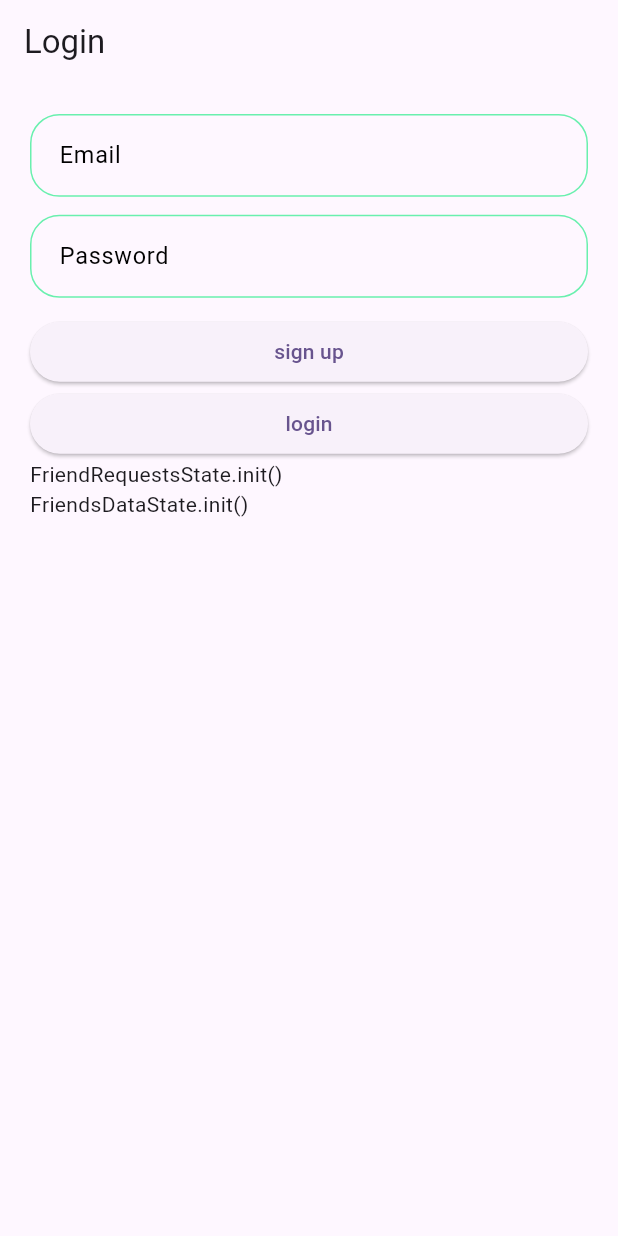
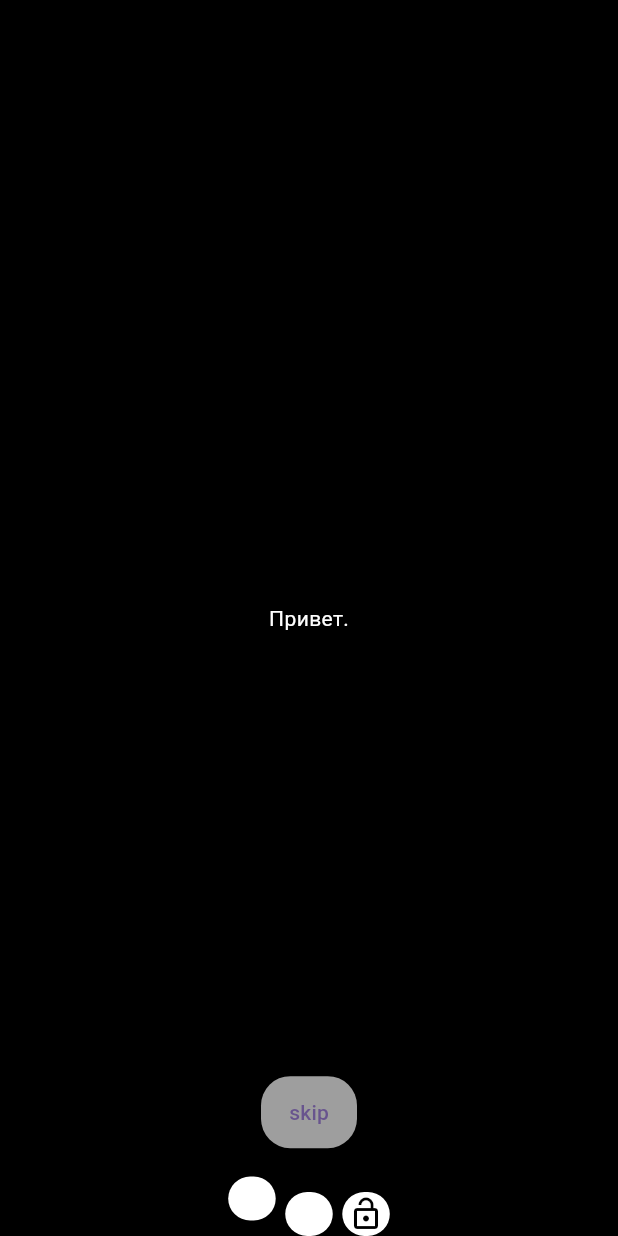
Before and after one commit to DelayStepback/rave_flock, a Flutter app: the screen it shows after launch, on a phone screen of 412 x 824 dp. Run offline on Flutter 3.47's test engine with Material 2 defaults, Android fonts, the phone set to English and light mode, and no system bars; our stand-ins replace bloc, flutter_bloc, flutter_native_splash, flutter_screenutil, flutter_svg, freezed_annotation and 4 more; missing offline and left inert: internet_connectivity_checker; accounts and stored records are empty.

Commit message:
final bloc

```diff
--- a/lib/presentation/pages/auth/login_page.dart
+++ /dev/null
@@ -1,161 +0,0 @@
-import 'dart:async';
-
-import 'package:flutter/material.dart';
-import 'package:flutter_bloc/flutter_bloc.dart';
-import 'package:get_it/get_it.dart';
-import 'package:go_router/go_router.dart';
-import 'package:internet_connectivity_checker/internet_connectivity_checker.dart';
-import 'package:rave_flock/common/validation/validation.dart';
-import 'package:rave_flock/common/widget/text_input.dart';
-import 'package:rave_flock/data/repositories/user_repository_supabase_impl.dart';
-import 'package:rave_flock/presentation/bloc/friends_data_bloc/friends_data_bloc.dart';
-import 'package:rave_flock/presentation/bloc/meet_data_bloc/meet_data_bloc.dart';
-import 'package:rave_flock/presentation/bloc/user_data_bloc/user_data_bloc.dart';
-import 'package:rave_flock/presentation/pages/auth/widgets/login_button.dart';
-import 'package:rave_flock/presentation/pages/auth/widgets/signup_button.dart';
-import 'package:rave_flock/services/auth_service.dart';
-import 'package:rave_flock/main.dart';
-import 'package:supabase_flutter/supabase_flutter.dart';
-
-import '../../bloc/friend_requests_bloc/friend_requests_bloc.dart';
-import '../../screens/check_connectivity_screen/check_connectivity_screen.dart';
-
-class LoginPage extends StatelessWidget {
-  const LoginPage({super.key});
-
-  @override
-  Widget build(BuildContext context) {
-    return MultiBlocProvider(
-        providers: [
-          BlocProvider.value(
-              value:  GetIt.I<FriendRequestsBloc>()),
-          BlocProvider.value(value:GetIt.I<FriendsDataBloc>()),
-          BlocProvider.value(value: GetIt.I<MeetDataBloc>()),
-          BlocProvider.value(value: GetIt.I<UserDataBloc>()),
-        ],
-        child: _LoginPage());
-  }
-}
-
-
-class _LoginPage extends StatefulWidget {
-  const _LoginPage({super.key});
-
-  @override
-  State<_LoginPage> createState() => _LoginPageState();
-}
-
-class _LoginPageState extends State<_LoginPage> {
-  Timer? emailDebounceTimer;
-  Timer? passwordDebounceTimer;
-
-  bool _emailValid = true;
-  bool _passwordValid = true;
-
-  final _emailController = TextEditingController();
-  final _passwordController = TextEditingController();
-
-  @override
-  void dispose() {
-    emailDebounceTimer?.cancel();
-    passwordDebounceTimer?.cancel();
-
-    _emailController.dispose();
-    _passwordController.dispose();
-
-    super.dispose();
-  }
-
-  void _onChangePassword(String value) {
-    if (passwordDebounceTimer?.isActive ?? false) {
-      passwordDebounceTimer?.cancel();
-    }
-    passwordDebounceTimer = Timer(
-      const Duration(milliseconds: 500),
-          () {
-        setState(
-              () {
-            _passwordValid =
-                Validation.validatePassword(value) == null;
-          },
-        );
-      },
-    );
-  }
-  void _onChangeEmail(String value) {
-    if (emailDebounceTimer?.isActive ?? false) {
-      emailDebounceTimer?.cancel();
-    }
-    emailDebounceTimer = Timer(
-      const Duration(milliseconds: 500),
-          () {
-        setState(
-              () {
-            _emailValid = Validation.validateEmail(value) == null;
-          },
-        );
-      },
-    );
-  }
-  @override
-  Widget build(BuildContext context) {
-    return ConnectivityBuilder(builder: (status) {
-      return
-          // TODO;
-          // status != ConnectivityStatus.online
-          //   ? const CheckConnectivityScreen()
-          //   :
-          Scaffold(
-        appBar: AppBar(
-          title: const Text('Login'),
-        ),
-        body: Padding(
-          padding: const EdgeInsets.all(20.0),
-          child: ListView(
-            children: [
-              TextInput(
-                label: 'Email',
-                controller: _emailController,
-                valid: _emailValid,
-                errorText: "Please enter a valid email",
-                onChanged: _onChangeEmail,
-                keyboardType: TextInputType.emailAddress,
-                maxLine: 1,
-              ),
-              const SizedBox(
-                height: 12,
-              ),
-              TextInput(
-                label: 'Password',
-                controller: _passwordController,
-                valid: _passwordValid,
-                errorText: "Password must be greater than 5 symbols",
-                onChanged: _onChangePassword,
-                keyboardType: TextInputType.visiblePassword,
-                maxLine: 1,
-              ),
-
-              const SizedBox(
-                height: 12,
-              ),
-              SignUpButton(
-                  emailValid: _emailValid,
-                  passwordValid: _passwordValid,
-                  emailController: _emailController,
-                  passwordController: _passwordController),
-              LoginButton(
-                  emailValid: _emailValid,
-                  passwordValid: _passwordValid,
-                  emailController: _emailController,
-                  passwordController: _passwordController),
-
-              Text('${BlocProvider.of<FriendRequestsBloc>(context).state}'),
-              Text('${BlocProvider.of<FriendsDataBloc>(context).state}'),
-
-            ],
-          ),
-        ),
-      );
-    });
-  }
-}
--- /dev/null
+++ b/lib/presentation/pages/auth/sub_pages/page_viewer.dart
@@ -0,0 +1,95 @@
+import 'package:flutter/material.dart';
+import 'package:flutter_screenutil/flutter_screenutil.dart';
+import 'package:rave_flock/presentation/pages/auth/sub_pages/welcome_page_1.dart';
+import 'package:rave_flock/presentation/pages/auth/sub_pages/welcome_page_2.dart';
+
+import 'login_page.dart';
+
+class PageViewer extends StatefulWidget {
+  const PageViewer({super.key});
+
+  @override
+  State<PageViewer> createState() => PageViewerState();
+}
+
+class PageViewerState extends State<PageViewer> {
+  PageController pageController = PageController(initialPage: 0);
+  int page = 0;
+
+  @override
+  Widget build(BuildContext context) {
+    return Scaffold(
+      backgroundColor: Colors.black,
+      body: Stack(
+        children: [
+          PageView(
+            onPageChanged: (value) {
+              setState(() {
+                page = value;
+              });
+            },
+            controller: pageController,
+            children: [
+              const WelcomePage1(),
+              const WelcomePage2(),
+              const LoginPage(),
+            ],
+          ),
+          Padding(
+            padding: const EdgeInsets.only(bottom: 60.0).h,
+            child: Align(
+                alignment: Alignment.bottomCenter,
+                child: Container(
+                  decoration: BoxDecoration(
+                      color: Colors.grey,
+                      borderRadius: BorderRadius.circular(20.r)),
+                  child: TextButton(
+                    onPressed: () {
+                      pageController.animateToPage(2,
+                          duration: const Duration(milliseconds: 500), curve: Curves.easeIn);
+                      setState(() {
+                        page = 2;
+                      });
+                    },
+                    child: Text('skip'),
+                  ),
+                )),
+          ),
+          Align(
+            alignment: Alignment.bottomCenter,
+            child: Row(
+                mainAxisAlignment: MainAxisAlignment.center,
+                children: _indicators(3, page)),
+          )
+        ],
+      ),
+    );
+  }
+}
+
+List<Widget> _indicators(imagesLength, currentIndex) {
+  return List<Widget>.generate(
+    imagesLength,
+    (index) {
+      return AnimatedContainer(
+        duration: const Duration(seconds: 2),
+        margin: EdgeInsets.only(
+                left: 3, right: 3, top: currentIndex == index ? 0 : 20.h)
+            .w,
+        width: 30.w,
+        height: 30.h,
+        //currentIndex == index ? 30.h : 25.h,
+        decoration: BoxDecoration(
+            color: Colors.white,
+            borderRadius: const BorderRadius.all(Radius.circular(51)).w),
+        child: Visibility(
+          visible: index == 2,
+          child: Icon(
+            Icons.lock_open,
+            color: Colors.black,
+          ),
+        ),
+      );
+    },
+  );
+}
--- /dev/null
+++ b/lib/presentation/pages/auth/sub_pages/welcome_page_1.dart
@@ -0,0 +1,13 @@
+import 'package:flutter/material.dart';
+
+class WelcomePage1 extends StatelessWidget {
+  const WelcomePage1({super.key});
+
+  @override
+  Widget build(BuildContext context) {
+    return Center(
+        child: Text('Привет.', style: TextStyle(color: Colors.white),),
+
+    );
+  }
+}
--- /dev/null
+++ b/lib/presentation/pages/auth/welcome_page.dart
@@ -0,0 +1,23 @@
+import 'package:flutter/material.dart';
+import 'package:flutter_bloc/flutter_bloc.dart';
+import 'package:get_it/get_it.dart';
+import 'package:rave_flock/presentation/bloc/friends_data_bloc/friends_data_bloc.dart';
+import 'package:rave_flock/presentation/bloc/meet_data_bloc/meet_data_bloc.dart';
+import 'package:rave_flock/presentation/bloc/user_data_bloc/user_data_bloc.dart';
+import 'package:rave_flock/presentation/pages/auth/sub_pages/page_viewer.dart';
+
+import '../../bloc/friend_requests_bloc/friend_requests_bloc.dart';
+
+class WelcomePage extends StatelessWidget {
+  const WelcomePage({super.key});
+
+  @override
+  Widget build(BuildContext context) {
+    return MultiBlocProvider(providers: [
+      BlocProvider.value(value: GetIt.I<FriendRequestsBloc>()),
+      BlocProvider.value(value: GetIt.I<FriendsDataBloc>()),
+      BlocProvider.value(value: GetIt.I<MeetDataBloc>()),
+      BlocProvider.value(value: GetIt.I<UserDataBloc>()),
+    ], child: const PageViewer());
+  }
+}
--- a/lib/presentation/router/router.dart
+++ b/lib/presentation/router/router.dart
@@ -1,7 +1,7 @@
 import 'package:flutter/cupertino.dart';
 import 'package:go_router/go_router.dart';
 import 'package:rave_flock/data/models/meet/meet_model.dart';
-import 'package:rave_flock/presentation/pages/auth/login_page.dart';
+import 'package:rave_flock/presentation/pages/auth/welcome_page.dart';
 import 'package:rave_flock/presentation/pages/auth/set_username_screen.dart';
 import 'package:rave_flock/presentation/pages/basket_page/basket_page.dart';
 import 'package:rave_flock/presentation/pages/friends_page/friends_page.dart';
@@ -29,7 +29,7 @@ final GoRouter router = GoRouter(
     ),
     GoRoute(
       path: "/login",
-      builder: (context, state) => const LoginPage(),
+      builder: (context, state) => const WelcomePage(),
     ),
     GoRoute(
       path: "/setUsername",
--- a/lib/services/auth_service.dart
+++ b/lib/services/auth_service.dart
@@ -8,13 +8,13 @@ import '../main.dart';
 
 class AuthService{
   static Future<void> signInWithEmail(String email, String password) async {
-    final AuthResponse res = await supabase.auth.signInWithPassword(
+    await supabase.auth.signInWithPassword(
         email: email,
         password: password
     );
   }
   static Future<void> signUpWithEmail(String email, String password) async {
-    final AuthResponse res = await supabase.auth.signUp(
+    await supabase.auth.signUp(
         email: email,
         password: password
     );
--- a/lib/services/blocs_service.dart
+++ b/lib/services/blocs_service.dart
@@ -12,13 +12,14 @@ import '../presentation/bloc/user_data_bloc/user_data_event.dart';
 
 class BlocService{
   static void initAllBlocs(){
-    print('initinal ${AuthService.getUserId()??null}');
+    if (AuthService.getUserId() != null){
       GetIt.I<FriendRequestsBloc>()
           .add(FriendRequestsEvent.initialize(AuthService.getUserId()!));
       GetIt.I<FriendsDataBloc>()
           .add(FriendsDataEvent.initialize(AuthService.getUserId()!));
       GetIt.I<MeetDataBloc>().add(MeetDataEvent.initialize(AuthService.getUserId()!));
       GetIt.I<UserDataBloc>().add(UserDataEvent.initialize(AuthService.getUserId()!));
+    }
   }
 
   static void resetBlocs() {
```
Also changed, not shown: lib/main.dart (+3 -6 lines), lib/presentation/pages/auth/sub_pages/login_page.dart (added, +134 -0 lines), lib/presentation/pages/auth/sub_pages/welcome_page_2.dart (added, +13 -0 lines), lib/presentation/pages/splash_page/splash_page.dart (+3 -104 lines), pubspec.yaml (+4 -10 lines), 7 other files. Lines whose indentation alone changed are shown as unchanged.
